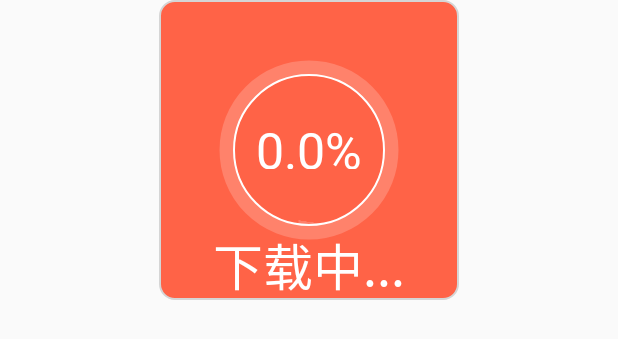
After one commit to gzfgeh/AndroidDemo, an Android app: the layout progress_dialog_content.xml on its own in the app's theme, with its tools: preview values and no code run, on a phone screen of 412 x 824 dp. The commit adds this screen. Shown: the top 339 px of the screen. Run offline under Robolectric (Android 15) with nearby library versions, the phone set to English and light mode, and no system bars.

Commit message:
finish dialog

```diff
--- a/app/src/main/java/com/gzfgeh/CustomRetrifit/WaterView.java
+++ b/app/src/main/java/com/gzfgeh/CustomRetrifit/WaterView.java
@@ -4,6 +4,7 @@ import android.content.Context;
 import android.graphics.Canvas;
 import android.graphics.Color;
 import android.graphics.Paint;
+import android.graphics.Rect;
 import android.graphics.RectF;
 import android.util.AttributeSet;
 import android.util.Log;
@@ -29,16 +30,20 @@ public class WaterView extends View{
     private Paint interCirclePaint;
     private Paint waterPaint;
     private Paint progressText;
+    private Paint paint;
+    private Rect mTextBound = new Rect();
 
     private long c = 0L;
     private final float f = 0.033F;
     private float mAmplitude = 10.0F; // 振幅
     float mWaterLevel = 0.0f;
     private float textSize = 50.f;
-
     private int outStrokeWidth = 15;
     private int alpha = 50;
-    private CompositeSubscription compositeSubscription = new CompositeSubscription();
+    private int color = Color.WHITE;
+    private float progressStartX = 0, progressStartY = 0;
+
+    private String downloading = "下载中...";
 
     public WaterView(Context context) {
         this(context, null);
@@ -58,13 +63,13 @@ public class WaterView extends View{
         outCirclePaint.setAntiAlias(true);
         outCirclePaint.setDither(true);
         outCirclePaint.setStyle(Paint.Style.STROKE);
-        outCirclePaint.setColor(Color.WHITE);
+        outCirclePaint.setColor(color);
         outCirclePaint.setStrokeWidth(outStrokeWidth);
         outCirclePaint.setAlpha(alpha);
 
         interCirclePaint = new Paint();
         interCirclePaint.setStyle(Paint.Style.STROKE);
-        interCirclePaint.setColor(Color.WHITE);
+        interCirclePaint.setColor(color);
         interCirclePaint.setStrokeWidth(2);
         interCirclePaint.setAntiAlias(true);
 
@@ -73,31 +78,30 @@ public class WaterView extends View{
         waterPaint.setDither(true);
         waterPaint.setStrokeWidth(1.0f);
         //下面两个顺序比较重要
-        waterPaint.setColor(Color.WHITE);
+        waterPaint.setColor(color);
         waterPaint.setAlpha(alpha);
 
         progressText = new Paint();
-        progressText.setColor(Color.WHITE);
+        progressText.setColor(color);
         progressText.setTextSize(textSize);
         progressText.setAntiAlias(true);
         progressText.setStyle(Paint.Style.FILL);
 
-        compositeSubscription.add(Observable.interval(300, TimeUnit.MILLISECONDS).subscribe(new Action1<Long>() {
-            @Override
-            public void call(Long aLong) {
-                WaterView.this.postInvalidate();
-                mWaterLevel += 0.005;
-                if (mWaterLevel >= 1.0f)
-                    mWaterLevel = 1.0f;
-            }
-        }));
+        paint = new Paint();
+        paint.setColor(color);
+        paint.setTextSize(textSize);
+        paint.setAntiAlias(true);
+        paint.setStyle(Paint.Style.FILL);
     }
 
     public void setWaterLevel(float level) {
         this.mWaterLevel = level;
-        if (mWaterLevel >= 1.0f)
+        if (mWaterLevel >= 1.0f) {
             mWaterLevel = 1.0f;
-        postInvalidate();
+            downloading = "下载完成";
+        }
+        invalidate();
+        LogUtils.i("mWaterLevel:" + mWaterLevel);
     }
 
     @Override
@@ -143,8 +147,7 @@ public class WaterView extends View{
     @Override
     protected void onDraw(Canvas canvas) {
         super.onDraw(canvas);
-        float progress = new BigDecimal(mWaterLevel * 100).setScale(3, BigDecimal.ROUND_HALF_UP).floatValue();
-        String text = String.valueOf(progress+ "%");
+
         //计算当前油量线和水平中线的距离
         float centerOffset = Math.abs(width / 2 * mWaterLevel - width / 4);
         //计算油量线和与水平中线的角度
@@ -159,15 +162,37 @@ public class WaterView extends View{
             sweepAngle = 180F - 2 * horiAngle;
         }
         LogUtils.i("startAngle:" + startAngle + "---sweepAngle:" + sweepAngle);
-
-
         RectF rectF = new RectF(width/4, height/4, width*3/4, height*3/4);
         canvas.drawArc(rectF, startAngle, sweepAngle, false, waterPaint);
 
+        float progress = new BigDecimal(mWaterLevel * 100).setScale(3, BigDecimal.ROUND_HALF_UP).floatValue();
+        String text = String.valueOf(progress+ "%");
         float textWidth = progressText.measureText(text);
-        Paint.FontMetrics fm = progressText.getFontMetrics();// 得到系统默认字体属性
-        float textHeight = (int) (Math.ceil(fm.descent - fm.ascent - textSize/2));// 获得字体高度
+
+        progressText.getTextBounds(text, 0, text.length(), mTextBound);
+        float textHeight = mTextBound.height();
+
+        progressStartX = width/2 - textWidth/2;
+        progressStartY = height/2 - textHeight/2;
+        canvas.save(Canvas.CLIP_SAVE_FLAG);
+        progressText.setColor(color);
+        canvas.clipRect(progressStartX, progressStartY, progressStartX + textWidth, progressStartY + (1 - mWaterLevel) * textHeight);
         canvas.drawText(text, width/2 - textWidth/2, height/2 + textHeight/2, progressText);
+        canvas.restore();
+        canvas.save(Canvas.CLIP_SAVE_FLAG);
+        if (mWaterLevel != 1.0f) {
+            progressText.setAlpha(alpha);
+        }
+        canvas.clipRect(progressStartX, progressStartY + (1 - mWaterLevel) * textHeight, progressStartX + textWidth, progressStartY + textHeight);
+        canvas.drawText(text, width / 2 - textWidth / 2, height / 2 + textHeight / 2, progressText);
+        canvas.restore();
+
+
+
+        textWidth = paint.measureText(downloading);
+        paint.getTextBounds(downloading, 0, downloading.length(), mTextBound);
+        textHeight = mTextBound.height();
+        canvas.drawText(downloading, width/2 - textWidth/2, height *7/8 + textHeight/2, paint);
 
         //关键的一段
         if (this.c >= 8388607L) {
@@ -198,7 +223,6 @@ public class WaterView extends View{
             startX++;
         }
         //关键的一段
-
         canvas.drawCircle(width / 2, width / 2, width / 4 + outStrokeWidth / 2, outCirclePaint);
         canvas.drawCircle(width / 2, width / 2, width / 4, interCirclePaint);
         LogUtils.i("width:" + width + "---height:" + height);
--- /dev/null
+++ b/app/src/main/res/drawable/rect_gray.xml
@@ -0,0 +1,13 @@
+<?xml version="1.0" encoding="utf-8"?>
+<shape xmlns:android="http://schemas.android.com/apk/res/android"
+    android:shape="rectangle">
+    <!-- 填充颜色 -->
+    <solid android:color="@color/holo_purple2"/>
+
+    <!-- 线的宽度，颜色灰色 -->
+    <stroke android:width="1dp" android:color="#D5D5D5"></stroke>
+
+    <!-- 矩形的圆角半径 -->
+    <corners android:radius="10dp" />
+
+</shape>
--- /dev/null
+++ b/app/src/main/res/layout/progress_dialog_content.xml
@@ -0,0 +1,12 @@
+<?xml version="1.0" encoding="utf-8"?>
+<LinearLayout xmlns:android="http://schemas.android.com/apk/res/android"
+    android:orientation="vertical" android:layout_width="match_parent"
+    android:layout_height="match_parent">
+
+    <com.gzfgeh.CustomRetrifit.WaterView
+        android:layout_width="200dp"
+        android:layout_height="200dp"
+        android:layout_gravity="center"
+        android:id="@+id/water_view"
+        android:background="@drawable/rect_gray"/>
+</LinearLayout>
```
Also changed, not shown: app/src/main/java/com/gzfgeh/CustomRetrifit/CustomProgressDialog.java (added, +49 -0 lines), app/src/main/java/com/gzfgeh/CustomRetrifit/RetrofitActivity.java (+13 -36 lines), app/src/main/res/values/styles.xml (+27 -0 lines), 1 other file.
